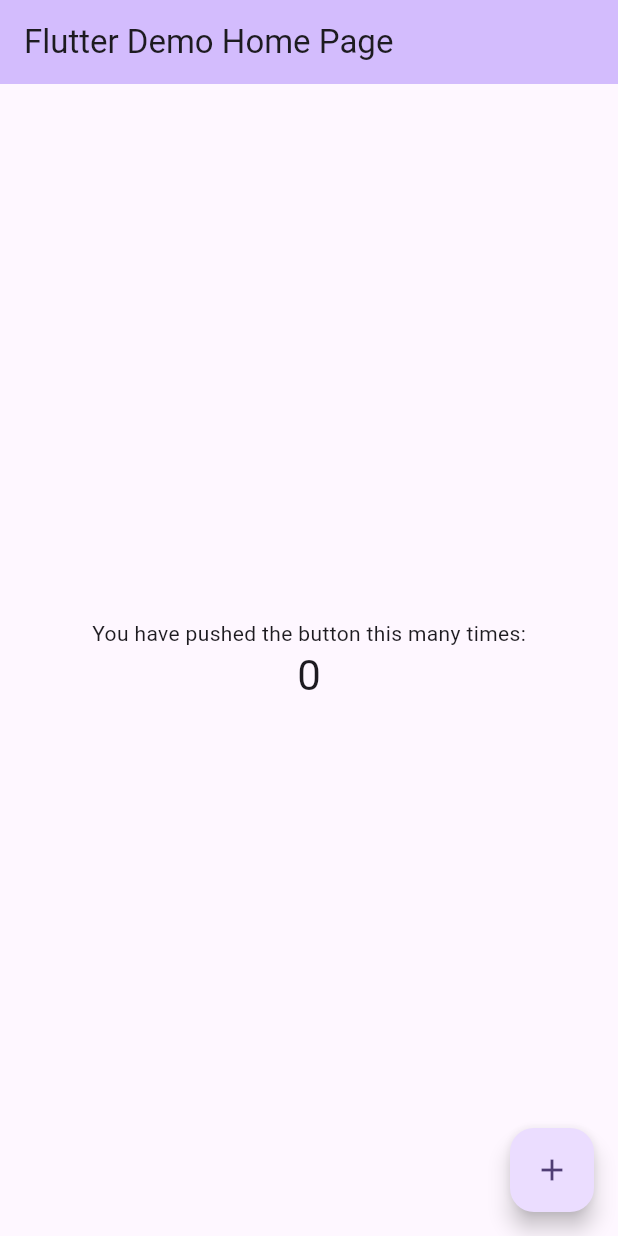
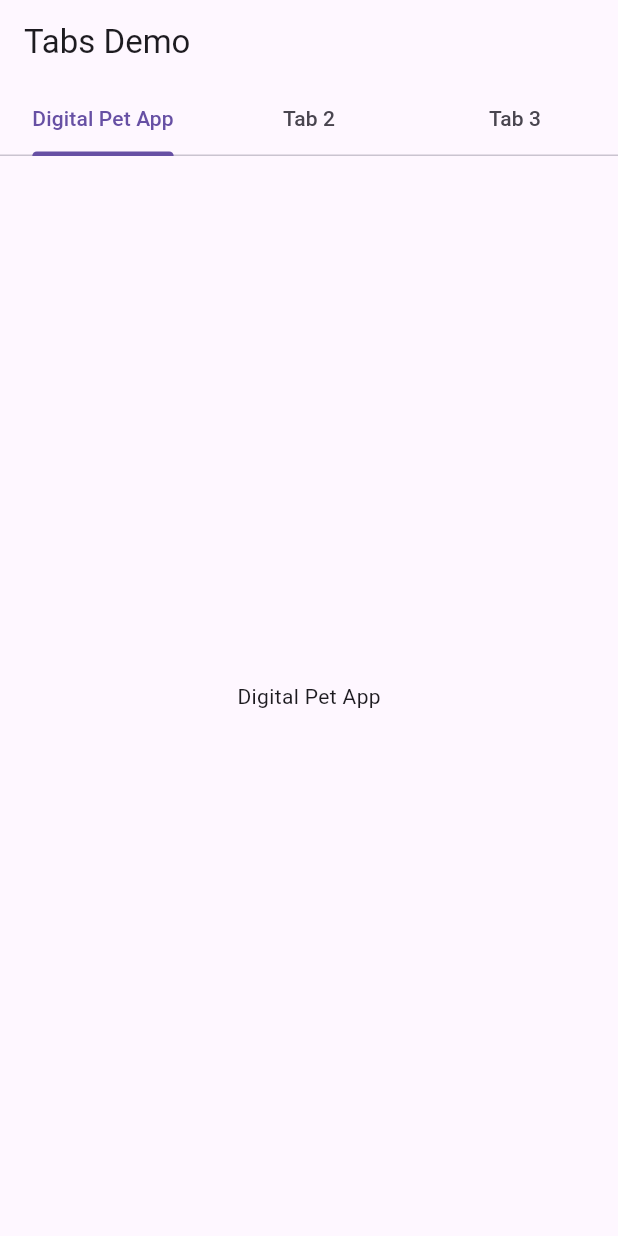
Before and after one commit to rchai12/digital_pet_app, a Flutter app: the screen it shows after launch, on a phone screen of 412 x 824 dp. Run offline on Flutter 3.47's test engine with Material 3 defaults, Android fonts, the phone set to English and light mode, and no system bars.

Commit message:
Created Digital Pet Tab

```diff
--- a/lib/main.dart
+++ b/lib/main.dart
@@ -1,125 +1,92 @@
 import 'package:flutter/material.dart';
 
 void main() {
-  runApp(const MyApp());
+  runApp(MyApp());
 }
 
 class MyApp extends StatelessWidget {
-  const MyApp({super.key});
-
-  // This widget is the root of your application.
   @override
   Widget build(BuildContext context) {
     return MaterialApp(
-      title: 'Flutter Demo',
-      theme: ThemeData(
-        // This is the theme of your application.
-        //
-        // TRY THIS: Try running your application with "flutter run". You'll see
-        // the application has a purple toolbar. Then, without quitting the app,
-        // try changing the seedColor in the colorScheme below to Colors.green
-        // and then invoke "hot reload" (save your changes or press the "hot
-        // reload" button in a Flutter-supported IDE, or press "r" if you used
-        // the command line to start the app).
-        //
-        // Notice that the counter didn't reset back to zero; the application
-        // state is not lost during the reload. To reset the state, use hot
-        // restart instead.
-        //
-        // This works for code too, not just values: Most code changes can be
-        // tested with just a hot reload.
-        colorScheme: ColorScheme.fromSeed(seedColor: Colors.deepPurple),
-        useMaterial3: true,
+      home: DefaultTabController(
+        length: 3,
+        child: _TabsNonScrollableDemo(),
       ),
-      home: const MyHomePage(title: 'Flutter Demo Home Page'),
     );
   }
 }
 
-class MyHomePage extends StatefulWidget {
-  const MyHomePage({super.key, required this.title});
+class _TabsNonScrollableDemo extends StatefulWidget {
+  @override
+  __TabsNonScrollableDemoState createState() => __TabsNonScrollableDemoState();
+}
 
-  // This widget is the home page of your application. It is stateful, meaning
-  // that it has a State object (defined below) that contains fields that affect
-  // how it looks.
+class __TabsNonScrollableDemoState extends State<_TabsNonScrollableDemo>
+    with SingleTickerProviderStateMixin, RestorationMixin {
+  late TabController _tabController;
 
-  // This class is the configuration for the state. It holds the values (in this
-  // case the title) provided by the parent (in this case the App widget) and
-  // used by the build method of the State. Fields in a Widget subclass are
-  // always marked "final".
-
-  final String title;
+  final RestorableInt tabIndex = RestorableInt(0);
 
   @override
-  State<MyHomePage> createState() => _MyHomePageState();
-}
+  String get restorationId => 'tab_non_scrollable_demo';
 
-class _MyHomePageState extends State<MyHomePage> {
-  int _counter = 0;
+  @override
+  void restoreState(RestorationBucket? oldBucket, bool initialRestore) {
+    registerForRestoration(tabIndex, 'tab_index');
+    _tabController.index = tabIndex.value;
+  }
 
-  void _incrementCounter() {
-    setState(() {
-      // This call to setState tells the Flutter framework that something has
-      // changed in this State, which causes it to rerun the build method below
-      // so that the display can reflect the updated values. If we changed
-      // _counter without calling setState(), then the build method would not be
-      // called again, and so nothing would appear to happen.
-      _counter++;
+  @override
+  void initState() {
+    super.initState();
+    _tabController = TabController(
+      initialIndex: 0,
+      length: 3,
+      vsync: this,
+    );
+    _tabController.addListener(() {
+      setState(() {
+        tabIndex.value = _tabController.index;
+      });
     });
   }
 
   @override
+  void dispose() {
+    _tabController.dispose();
+    tabIndex.dispose();
+    super.dispose();
+  }
+
+  @override
   Widget build(BuildContext context) {
-    // This method is rerun every time setState is called, for instance as done
-    // by the _incrementCounter method above.
-    //
-    // The Flutter framework has been optimized to make rerunning build methods
-    // fast, so that you can just rebuild anything that needs updating rather
-    // than having to individually change instances of widgets.
+// For the ToDo task hint: consider defining the widget and name of the tabs here
+    final tabs = ['Digital Pet App', 'Tab 2', 'Tab 3'];
+
     return Scaffold(
       appBar: AppBar(
-        // TRY THIS: Try changing the color here to a specific color (to
-        // Colors.amber, perhaps?) and trigger a hot reload to see the AppBar
-        // change color while the other colors stay the same.
-        backgroundColor: Theme.of(context).colorScheme.inversePrimary,
-        // Here we take the value from the MyHomePage object that was created by
-        // the App.build method, and use it to set our appbar title.
-        title: Text(widget.title),
-      ),
-      body: Center(
-        // Center is a layout widget. It takes a single child and positions it
-        // in the middle of the parent.
-        child: Column(
-          // Column is also a layout widget. It takes a list of children and
-          // arranges them vertically. By default, it sizes itself to fit its
-          // children horizontally, and tries to be as tall as its parent.
-          //
-          // Column has various properties to control how it sizes itself and
-          // how it positions its children. Here we use mainAxisAlignment to
-          // center the children vertically; the main axis here is the vertical
-          // axis because Columns are vertical (the cross axis would be
-          // horizontal).
-          //
-          // TRY THIS: Invoke "debug painting" (choose the "Toggle Debug Paint"
-          // action in the IDE, or press "p" in the console), to see the
-          // wireframe for each widget.
-          mainAxisAlignment: MainAxisAlignment.center,
-          children: <Widget>[
-            const Text(
-              'You have pushed the button this many times:',
-            ),
-            Text(
-              '$_counter',
-              style: Theme.of(context).textTheme.headlineMedium,
-            ),
+        automaticallyImplyLeading: false,
+        title: Text(
+          'Tabs Demo',
+        ),
+        bottom: TabBar(
+          controller: _tabController,
+          isScrollable: false,
+          tabs: [
+            for (final tab in tabs) Tab(text: tab),
           ],
         ),
       ),
-      floatingActionButton: FloatingActionButton(
-        onPressed: _incrementCounter,
-        tooltip: 'Increment',
-        child: const Icon(Icons.add),
-      ), // This trailing comma makes auto-formatting nicer for build methods.
+      body: TabBarView(
+        controller: _tabController,
+        children: [
+// hint for the to do task:Considering creating the different for different tabs
+          for (final tab in tabs)
+            Center(
+              child: Text(tab),
+            ),
+        ],
+      ),
     );
   }
 }
```
